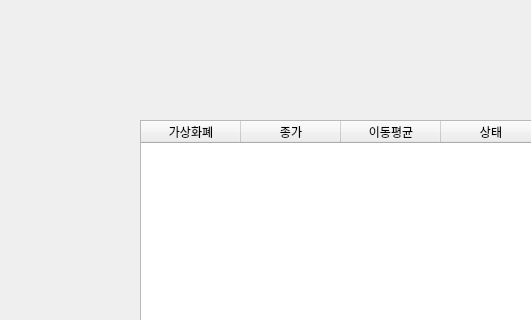
Old version of the form res/table.ui in the repository mmvv11/PythonTrading; both pictures show x 0 to 531 and y 0 to 320 of the 800 by 600 pixel window.
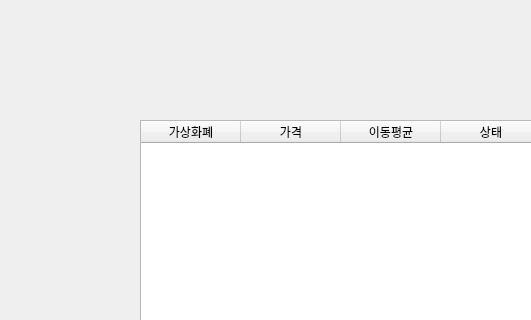
New version of the form.

Commit message: 스레드 활용 예제

Patch:
```diff
--- a/res/table.ui
+++ b/res/table.ui
@@ -30,7 +30,7 @@
     </column>
     <column>
      <property name="text">
-      <string>종가</string>
+      <string>가격</string>
      </property>
     </column>
     <column>
```
The commit also changes 1 other file.
